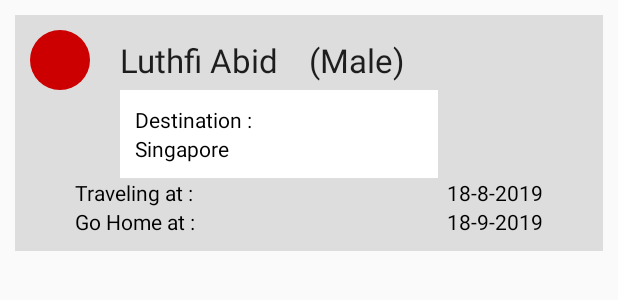
After one commit to LuthfiAbid/confiados, an Android app: the layout item_list_destination_on_profile.xml on its own in the app's theme, with its tools: preview values and no code run, on a phone screen of 412 x 824 dp. The commit adds this screen. Shown: the top 300 px of the screen. Run offline under Robolectric (Android 15) with nearby library versions, the phone set to English and light mode, and no system bars.

Commit message:
show Destination On Profile

```diff
--- a/app/src/main/java/com/abid/confiados/MainActivity.kt
+++ b/app/src/main/java/com/abid/confiados/MainActivity.kt
@@ -13,7 +13,6 @@ import com.bumptech.glide.Glide
 import com.google.firebase.auth.FirebaseAuth
 import com.google.firebase.database.*
 import kotlinx.android.synthetic.main.activity_main.*
-import kotlinx.android.synthetic.main.activity_profile.*
 
 class MainActivity : AppCompatActivity() {
     private lateinit var fAuth: FirebaseAuth
--- a/app/src/main/java/com/abid/confiados/fragment/HomeFragment.kt
+++ b/app/src/main/java/com/abid/confiados/fragment/HomeFragment.kt
@@ -20,7 +20,7 @@ import java.util.*
 class HomeFragment : Fragment() {
 
     private lateinit var fAuth: FirebaseAuth
-    private var bukuAdapter: DestinationAdapter? = null
+    private var destinationAdapter: DestinationAdapter? = null
     private var recyclerView: RecyclerView? = null
     private var list: MutableList<DestinationModel> = ArrayList<DestinationModel>()
     lateinit var dbRef: DatabaseReference
@@ -64,8 +64,8 @@ class HomeFragment : Fragment() {
                     )
                     addDataAll!!.setKey(dataSnapshot.key!!)
                     list.add(addDataAll)
-                    bukuAdapter = DestinationAdapter(context!!, list)
-                    recyclerView!!.adapter = bukuAdapter
+                    destinationAdapter = DestinationAdapter(context!!, list)
+                    recyclerView!!.adapter = destinationAdapter
                 }
             }
 
--- /dev/null
+++ b/app/src/main/res/layout/item_list_destination_on_profile.xml
@@ -0,0 +1,103 @@
+<?xml version="1.0" encoding="utf-8"?>
+<LinearLayout
+
+        xmlns:android="http://schemas.android.com/apk/res/android"
+        android:orientation="vertical"
+        android:layout_width="match_parent"
+        android:layout_margin="10dp"
+        android:padding="10dp"
+        android:id="@+id/ll"
+        android:background="#DDD"
+        android:layout_height="wrap_content">
+    <RelativeLayout
+            android:orientation="horizontal"
+            android:layout_width="match_parent"
+            android:layout_height="wrap_content">
+        <de.hdodenhof.circleimageview.CircleImageView
+                android:src="@android:color/holo_red_dark"
+                android:layout_width="40dp"
+                android:id="@+id/profilePicTraveller"
+                android:layout_alignParentStart="true"
+                android:layout_height="40dp"/>
+        <TextView
+                android:layout_centerVertical="true"
+                android:layout_marginStart="20dp"
+                android:textAppearance="@style/TextAppearance.AppCompat.Large"
+                android:text="Luthfi Abid"
+                android:layout_toEndOf="@+id/profilePicTraveller"
+                android:id="@+id/nameProfileTraveller"
+                android:layout_width="wrap_content"
+                android:layout_height="wrap_content"/>
+        <TextView
+                android:layout_centerVertical="true"
+                android:layout_marginStart="20dp"
+                android:textAppearance="@style/TextAppearance.AppCompat.Large"
+                android:text="(Male)"
+                android:layout_toEndOf="@id/nameProfileTraveller"
+                android:id="@+id/genderProfileTraveller"
+                android:layout_width="wrap_content"
+                android:layout_height="wrap_content"/>
+    </RelativeLayout>
+    <LinearLayout
+            android:background="@android:color/white"
+            android:orientation="vertical"
+            android:layout_marginEnd="100dp"
+            android:padding="10dp"
+            android:layout_marginStart="60dp"
+            android:layout_width="match_parent"
+            android:layout_height="wrap_content">
+        <TextView
+                android:text="Destination : "
+                android:textColor="@android:color/black"
+                android:layout_width="match_parent"
+                android:layout_height="wrap_content"/>
+        <TextView
+                android:id="@+id/textProfileDestination"
+                android:textColor="@android:color/black"
+                android:text="Singapore"
+                android:layout_width="match_parent"
+                android:layout_height="wrap_content"/>
+    </LinearLayout>
+
+    <LinearLayout
+            android:layout_marginHorizontal="30dp"
+            android:layout_width="match_parent"
+            android:layout_height="wrap_content">
+
+        <TextView
+                android:textColor="@android:color/black"
+                android:text="Traveling at : "
+                android:layout_width="wrap_content"
+                android:layout_height="wrap_content"/>
+
+        <TextView
+                android:textAlignment="textEnd"
+                android:id="@+id/startTravelingDateProfile"
+                android:textColor="@android:color/black"
+                android:text="18-8-2019"
+                android:layout_width="match_parent"
+                android:layout_height="wrap_content"/>
+
+    </LinearLayout>
+    <LinearLayout
+            android:layout_marginHorizontal="30dp"
+            android:layout_width="match_parent"
+            android:layout_height="wrap_content">
+
+        <TextView
+                android:textColor="@android:color/black"
+                android:text="Go Home at : "
+                android:layout_width="wrap_content"
+                android:layout_height="wrap_content"/>
+
+        <TextView
+                android:textAlignment="textEnd"
+                android:id="@+id/homeTravelingDateProfile"
+                android:textColor="@android:color/black"
+                android:text="18-9-2019"
+                android:layout_width="match_parent"
+                android:layout_height="wrap_content"/>
+
+    </LinearLayout>
+
+</LinearLayout>
```
Also changed, not shown: app/src/main/java/com/abid/confiados/ProfileActivity.kt (+43 -6 lines), app/src/main/java/com/abid/confiados/adapter/DestinationProfileAdapter.kt (added, +73 -0 lines), app/src/main/res/layout/activity_profile.xml (+63 -115 lines), 1 other file.
